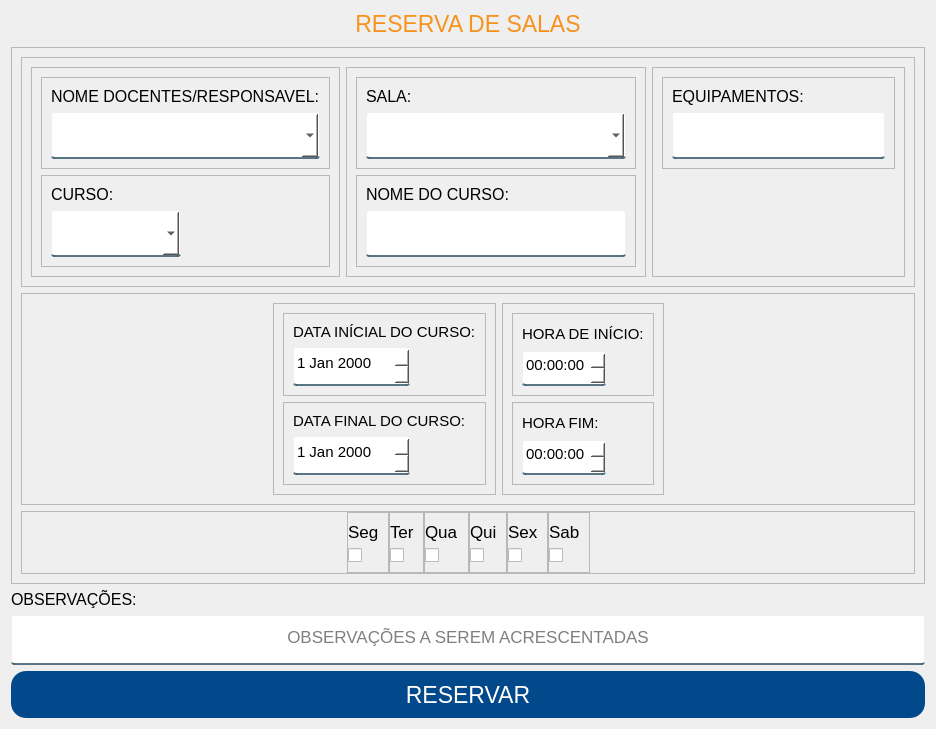
Qt form App/view/ui/reserva.ui (Senac-SOR-ADS/Mapa-de-Sala) before a commit.
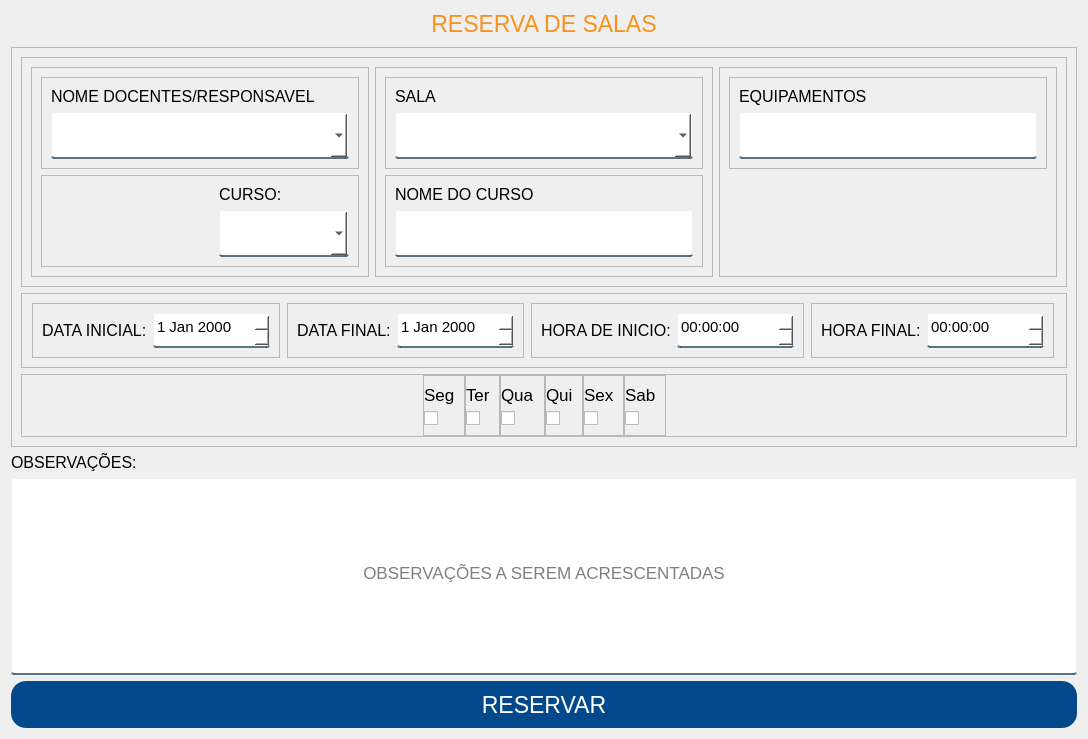
The same form after that commit.

Commit message:
Alteração no layout
Novo layout para a tela de reserva

What changed in the file:
```diff
--- a/App/view/ui/reserva.ui
+++ b/App/view/ui/reserva.ui
@@ -6,8 +6,8 @@
    <rect>
     <x>0</x>
     <y>0</y>
-    <width>936</width>
-    <height>729</height>
+    <width>1088</width>
+    <height>739</height>
    </rect>
   </property>
   <property name="windowTitle">
@@ -166,7 +166,7 @@
                   </font>
                  </property>
                  <property name="text">
-                  <string>NOME DOCENTES/RESPONSAVEL:</string>
+                  <string>NOME DOCENTES/RESPONSAVEL</string>
                  </property>
                 </widget>
                </item>
@@ -206,8 +206,20 @@
                <enum>QFrame::Raised</enum>
               </property>
               <layout class="QVBoxLayout" name="verticalLayout_5">
-               <item>
+               <item alignment="Qt::AlignRight">
                 <widget class="QLabel" name="label_2">
+                 <property name="sizePolicy">
+                  <sizepolicy hsizetype="Fixed" vsizetype="Expanding">
+                   <horstretch>0</horstretch>
+                   <verstretch>0</verstretch>
+                  </sizepolicy>
+                 </property>
+                 <property name="minimumSize">
+                  <size>
+                   <width>130</width>
+                   <height>0</height>
+                  </size>
+                 </property>
                  <property name="font">
                   <font>
                    <pointsize>12</pointsize>
@@ -218,7 +230,7 @@
                  </property>
                 </widget>
                </item>
-               <item>
+               <item alignment="Qt::AlignRight">
                 <widget class="QComboBox" name="cursoReserva">
                  <property name="sizePolicy">
                   <sizepolicy hsizetype="Fixed" vsizetype="Fixed">
@@ -286,7 +298,7 @@
                   </font>
                  </property>
                  <property name="text">
-                  <string>SALA:</string>
+                  <string>SALA</string>
                  </property>
                 </widget>
                </item>
@@ -334,7 +346,7 @@
                   </font>
                  </property>
                  <property name="text">
-                  <string>NOME DO CURSO:</string>
+                  <string>NOME DO CURSO</string>
                  </property>
                 </widget>
                </item>
@@ -397,7 +409,7 @@
                   </font>
                  </property>
                  <property name="text">
-                  <string>EQUIPAMENTOS:</string>
+                  <string>EQUIPAMENTOS</string>
                  </property>
                  <property name="alignment">
                   <set>Qt::AlignBottom|Qt::AlignLeading|Qt::AlignLeft</set>
@@ -445,43 +457,6 @@
        </widget>
       </item>
       <item>
-       <widget class="QFrame" name="frame_14">
-        <property name="sizePolicy">
-         <sizepolicy hsizetype="Preferred" vsizetype="Expanding">
-          <horstretch>0</horstretch>
-          <verstretch>0</verstretch>
-         </sizepolicy>
-        </property>
-        <property name="frameShape">
-         <enum>QFrame::StyledPanel</enum>
-        </property>
-        <property name="frameShadow">
-         <enum>QFrame::Raised</enum>
-        </property>
-        <layout class="QHBoxLayout" name="horizontalLayout_6">
-         <item>
-          <spacer name="horizontalSpacer_3">
-           <property name="orientation">
-            <enum>Qt::Horizontal</enum>
-           </property>
-           <property name="sizeHint" stdset="0">
-            <size>
-             <width>40</width>
-             <height>20</height>
-            </size>
-           </property>
-          </spacer>
-         </item>
-         <item>
-          <widget class="QFrame" name="frame_16">
-           <property name="frameShape">
-            <enum>QFrame::StyledPanel</enum>
-           </property>
-           <property name="frameShadow">
-            <enum>QFrame::Raised</enum>
-           </property>
-           <layout class="QVBoxLayout" name="verticalLayout_11">
-            <item>
              <widget class="QFrame" name="frame_7">
               <property name="frameShape">
                <enum>QFrame::StyledPanel</enum>
@@ -489,16 +464,31 @@
               <property name="frameShadow">
                <enum>QFrame::Raised</enum>
               </property>
-              <layout class="QVBoxLayout" name="verticalLayout_19">
+        <layout class="QHBoxLayout" name="horizontalLayout_19">
                <item>
-                <widget class="QLabel" name="label_5">
+          <widget class="QFrame" name="frame_30">
+           <property name="sizePolicy">
+            <sizepolicy hsizetype="Fixed" vsizetype="Expanding">
+             <horstretch>0</horstretch>
+             <verstretch>0</verstretch>
+            </sizepolicy>
+           </property>
+           <property name="frameShape">
+            <enum>QFrame::StyledPanel</enum>
+           </property>
+           <property name="frameShadow">
+            <enum>QFrame::Raised</enum>
+           </property>
+           <layout class="QHBoxLayout" name="horizontalLayout_18">
+            <item>
+             <widget class="QLabel" name="label_25">
                  <property name="font">
                   <font>
-                   <pointsize>11</pointsize>
+                <pointsize>12</pointsize>
                   </font>
                  </property>
                  <property name="text">
-                  <string>DATA INÍCIAL DO CURSO:</string>
+               <string>DATA INICIAL:</string>
                  </property>
                 </widget>
                </item>
@@ -513,7 +503,7 @@
                  <property name="minimumSize">
                   <size>
                    <width>117</width>
-                   <height>39</height>
+                <height>35</height>
                   </size>
                  </property>
                  <property name="font">
@@ -530,23 +520,29 @@
              </widget>
             </item>
             <item>
-             <widget class="QFrame" name="frame_8">
+          <widget class="QFrame" name="frame_31">
+           <property name="sizePolicy">
+            <sizepolicy hsizetype="Fixed" vsizetype="Expanding">
+             <horstretch>0</horstretch>
+             <verstretch>0</verstretch>
+            </sizepolicy>
+           </property>
               <property name="frameShape">
                <enum>QFrame::StyledPanel</enum>
               </property>
               <property name="frameShadow">
                <enum>QFrame::Raised</enum>
               </property>
-              <layout class="QVBoxLayout" name="verticalLayout_20">
+           <layout class="QHBoxLayout" name="horizontalLayout_20">
                <item>
-                <widget class="QLabel" name="label_8">
+             <widget class="QLabel" name="label_26">
                  <property name="font">
                   <font>
-                   <pointsize>11</pointsize>
+                <pointsize>12</pointsize>
                   </font>
                  </property>
                  <property name="text">
-                  <string>DATA FINAL DO CURSO:</string>
+               <string>DATA FINAL:</string>
                  </property>
                 </widget>
                </item>
@@ -561,7 +557,7 @@
                  <property name="minimumSize">
                   <size>
                    <width>117</width>
-                   <height>39</height>
+                <height>35</height>
                   </size>
                  </property>
                  <property name="font">
@@ -577,36 +573,30 @@
               </layout>
              </widget>
             </item>
-           </layout>
-          </widget>
-         </item>
          <item>
-          <widget class="QFrame" name="frame_17">
-           <property name="frameShape">
-            <enum>QFrame::StyledPanel</enum>
+          <widget class="QFrame" name="frame_32">
+           <property name="sizePolicy">
+            <sizepolicy hsizetype="Fixed" vsizetype="Expanding">
+             <horstretch>0</horstretch>
+             <verstretch>0</verstretch>
+            </sizepolicy>
            </property>
-           <property name="frameShadow">
-            <enum>QFrame::Raised</enum>
-           </property>
-           <layout class="QVBoxLayout" name="verticalLayout_10">
-            <item>
-             <widget class="QFrame" name="frame_9">
               <property name="frameShape">
                <enum>QFrame::StyledPanel</enum>
               </property>
               <property name="frameShadow">
                <enum>QFrame::Raised</enum>
               </property>
-              <layout class="QVBoxLayout" name="verticalLayout_22">
+           <layout class="QHBoxLayout" name="horizontalLayout_2">
                <item>
-                <widget class="QLabel" name="label_10">
+             <widget class="QLabel" name="label_5">
                  <property name="font">
                   <font>
-                   <pointsize>11</pointsize>
+                <pointsize>12</pointsize>
                   </font>
                  </property>
                  <property name="text">
-                  <string>HORA DE INÍCIO:</string>
+               <string>HORA DE INICIO:</string>
                  </property>
                 </widget>
                </item>
@@ -620,7 +610,7 @@
                  </property>
                  <property name="minimumSize">
                   <size>
-                   <width>80</width>
+                <width>117</width>
                    <height>35</height>
                   </size>
                  </property>
@@ -638,28 +628,34 @@
              </widget>
             </item>
             <item>
-             <widget class="QFrame" name="frame_10">
+          <widget class="QFrame" name="frame_8">
+           <property name="sizePolicy">
+            <sizepolicy hsizetype="Fixed" vsizetype="Expanding">
+             <horstretch>0</horstretch>
+             <verstretch>0</verstretch>
+            </sizepolicy>
+           </property>
               <property name="frameShape">
                <enum>QFrame::StyledPanel</enum>
               </property>
               <property name="frameShadow">
                <enum>QFrame::Raised</enum>
               </property>
-              <layout class="QVBoxLayout" name="verticalLayout_21">
+           <layout class="QHBoxLayout" name="horizontalLayout">
                <item>
-                <widget class="QLabel" name="label_11">
+             <widget class="QLabel" name="label_7">
                  <property name="font">
                   <font>
-                   <pointsize>11</pointsize>
+                <pointsize>12</pointsize>
                   </font>
                  </property>
                  <property name="text">
-                  <string>HORA FIM:</string>
+               <string>HORA FINAL:</string>
                  </property>
                 </widget>
                </item>
                <item>
-                <widget class="QTimeEdit" name="fimCurso">
+             <widget class="QTimeEdit" name="cursoFim">
                  <property name="sizePolicy">
                   <sizepolicy hsizetype="Fixed" vsizetype="Fixed">
                    <horstretch>0</horstretch>
@@ -668,7 +664,7 @@
                  </property>
                  <property name="minimumSize">
                   <size>
-                   <width>80</width>
+                <width>117</width>
                    <height>35</height>
                   </size>
                  </property>
@@ -677,29 +673,13 @@
                    <pointsize>11</pointsize>
                   </font>
                  </property>
-                 <property name="cursor">
-                  <cursorShape>PointingHandCursor</cursorShape>
+              <property name="alignment">
+               <set>Qt::AlignLeading|Qt::AlignLeft|Qt::AlignVCenter</set>
                  </property>
                 </widget>
                </item>
               </layout>
              </widget>
-            </item>
-           </layout>
-          </widget>
-         </item>
-         <item>
-          <spacer name="horizontalSpacer_4">
-           <property name="orientation">
-            <enum>Qt::Horizontal</enum>
-           </property>
-           <property name="sizeHint" stdset="0">
-            <size>
-             <width>40</width>
-             <height>20</height>
-            </size>
-           </property>
-          </spacer>
          </item>
         </layout>
        </widget>
```
Left out of the diff: 13 changed lines with no effect on the pictures. Lines whose indentation alone changed are shown as unchanged.
